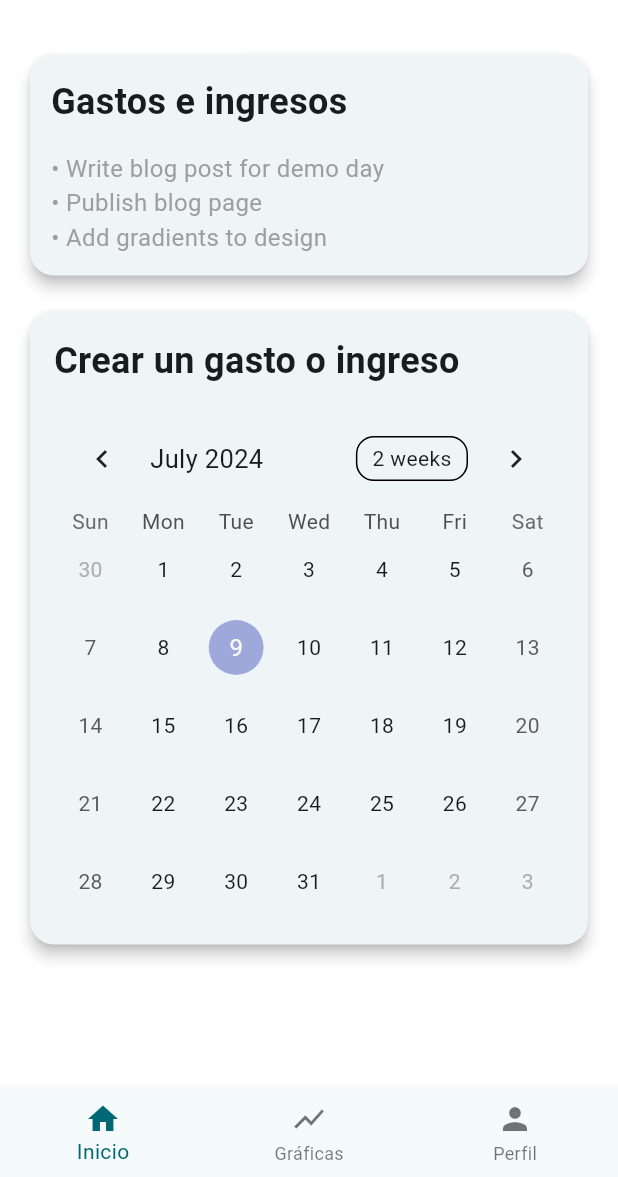
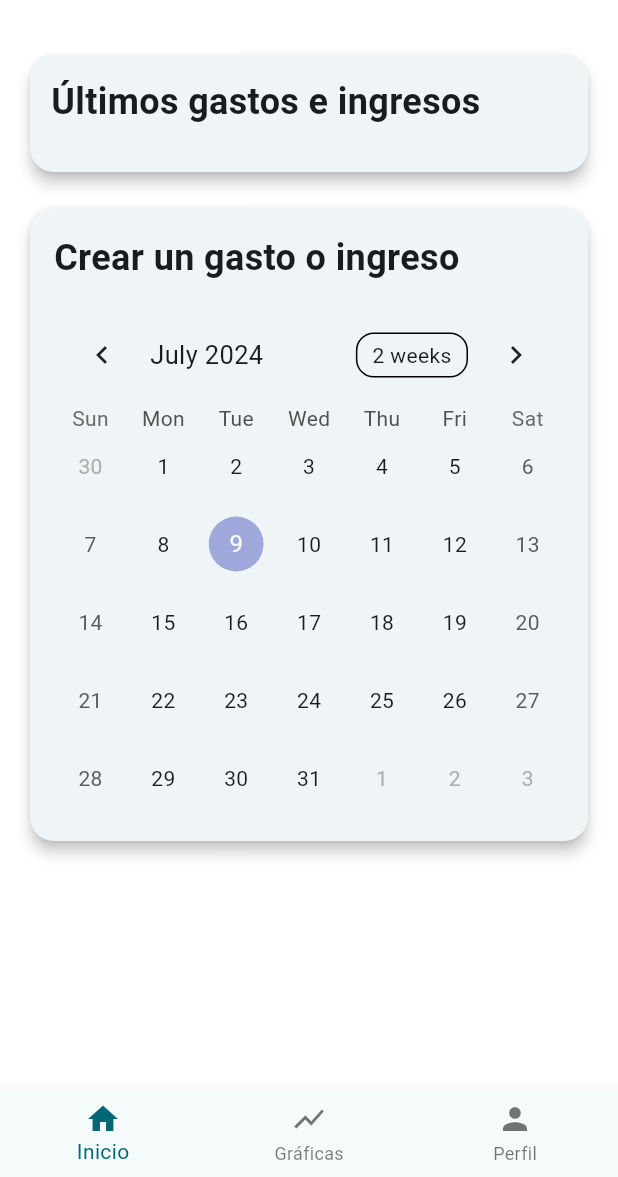
Before and after one commit to carmonabernaldiego/app-finner, a Flutter app: the HomePage screen opened by its route, item 2 of the bottom bar chosen, after a tap on the "arrow back" icon, on a phone screen of 412 x 824 dp, the part 59-1236 px from its top. Run offline on Flutter 3.47's test engine with Material 3 defaults, Android fonts, the phone set to English and light mode, and no system bars; drawn by our look-alikes of table_calendar; our stand-ins replace fl_chart, shared_preferences; accounts and stored records are empty.

Commit message:
gastos e ingresos

```diff
--- a/lib/views/home_page.dart
+++ b/lib/views/home_page.dart
@@ -1,8 +1,59 @@
 import 'package:flutter/material.dart';
 import 'package:table_calendar/table_calendar.dart';
+import 'package:http/http.dart' as http;
+import 'dart:convert';
+import 'package:shared_preferences/shared_preferences.dart';
+import 'package:intl/intl.dart'; // Importa el paquete intl para el formateo de la fecha
 
-class HomePage extends StatelessWidget {
+class HomePage extends StatefulWidget {
   const HomePage({Key? key}) : super(key: key);
+
+  @override
+  _HomePageState createState() => _HomePageState();
+}
+
+class _HomePageState extends State<HomePage> {
+  List<dynamic> transactions = [];
+
+  @override
+  void initState() {
+    super.initState();
+    _fetchTransactions();
+  }
+
+  Future<void> _fetchTransactions() async {
+    final prefs = await SharedPreferences.getInstance();
+    String? token = prefs.getString('token');
+    int? userId = prefs.getInt('user_id');
+
+    if (token != null && userId != null) {
+      try {
+        final response = await http.get(
+          Uri.parse('http://23.21.23.111/transaction/user/$userId'),
+          headers: {
+            'Content-Type': 'application/json',
+            'Authorization': 'Bearer $token',
+          },
+        );
+
+        if (response.statusCode == 200) {
+          final responseBody = jsonDecode(response.body);
+          setState(() {
+            transactions = responseBody;
+            transactions.sort((a, b) =>
+                DateTime.parse(b['date']).compareTo(DateTime.parse(a['date'])));
+            if (transactions.length > 4) {
+              transactions = transactions.sublist(0, 4);
+            }
+          });
+        } else {
+          print('Error fetching transactions: ${response.body}');
+        }
+      } catch (e) {
+        print('Error: $e');
+      }
+    }
+  }
 
   @override
   Widget build(BuildContext context) {
@@ -18,58 +69,6 @@ class HomePage extends StatelessWidget {
             child: Column(
               crossAxisAlignment: CrossAxisAlignment.start,
               children: [
-                // GestureDetector(
-                //   onTap: () {
-                //     Navigator.pushNamed(context, '/dashboard');
-                //   },
-                //   child: SizedBox(
-                //     width: double.infinity,
-                //     child: Card(
-                //       elevation: 4.0,
-                //       shape: RoundedRectangleBorder(
-                //         borderRadius: BorderRadius.circular(16.0),
-                //       ),
-                //       child: Padding(
-                //         padding: const EdgeInsets.all(14.0),
-                //         child: Column(
-                //           crossAxisAlignment: CrossAxisAlignment.start,
-                //           children: [
-                //             Row(
-                //               children: [
-                //                 const Text(
-                //                   'Graficas',
-                //                   style: TextStyle(
-                //                     fontSize: 24,
-                //                     fontWeight: FontWeight.bold,
-                //                   ),
-                //                 ),
-                //                 const Spacer(),
-                //                 const Icon(
-                //                   Icons.insert_chart_outlined,
-                //                   size: 32,
-                //                   color: Colors.blue,
-                //                 ),
-                //               ],
-                //             ),
-                //             const SizedBox(height: 16),
-                //             Container(
-                //               height: 135,
-                //               color: Colors.grey[300],
-                //               child: const Center(
-                //                 child: Icon(
-                //                   Icons.show_chart,
-                //                   size: 80,
-                //                   color: Colors.grey,
-                //                 ),
-                //               ),
-                //             ),
-                //           ],
-                //         ),
-                //       ),
-                //     ),
-                //   ),
-                // ),
-                //const SizedBox(height: 16),
                 GestureDetector(
                   onTap: () {
                     Navigator.pushNamed(context, '/reminders');
@@ -87,19 +86,41 @@ class HomePage extends StatelessWidget {
                           crossAxisAlignment: CrossAxisAlignment.start,
                           children: [
                             const Text(
-                              'Gastos e ingresos',
+                              'Últimos gastos e ingresos',
                               style: TextStyle(
                                 fontSize: 24,
                                 fontWeight: FontWeight.bold,
                               ),
                             ),
                             const SizedBox(height: 16),
-                            const Text(
-                              '• Write blog post for demo day\n• Publish blog page\n• Add gradients to design',
+                            Column(
+                              crossAxisAlignment: CrossAxisAlignment.start,
+                              children: transactions.map<Widget>((transaction) {
+                                // Obtener los datos necesarios de la transacción
+                                String type = transaction['type'].toString();
+                                String amount =
+                                    transaction['amount'].toString();
+                                DateTime parsedDate =
+                                    DateTime.parse(transaction['date']);
+                                String date =
+                                    DateFormat('dd/MM/yyyy').format(parsedDate);
+
+                                // Construir el texto a mostrar
+                                String typeText =
+                                    type == 'income' ? 'Ingreso' : 'Gasto';
+                                String displayText =
+                                    '$typeText - \$$amount - $date';
+
+                                return Text(
+                                  '• $displayText',
                                   style: TextStyle(
                                     fontSize: 16,
-                                color: Colors.grey,
+                                    color: type == 'income'
+                                        ? Colors.green
+                                        : Colors.red,
                                   ),
+                                );
+                              }).toList(),
                             ),
                           ],
                         ),
@@ -154,14 +175,18 @@ class HomePage extends StatelessWidget {
               label: 'Perfil',
             ),
           ],
-          currentIndex: 0, // Update this to reflect the current page
+          currentIndex: 0, // Cambiar esto para reflejar la página actual
           onTap: (index) {
-            if (index == 0) {
+            switch (index) {
+              case 0:
                 Navigator.pushNamed(context, '/home');
-            } else if (index == 1) {
+                break;
+              case 1:
                 Navigator.pushNamed(context, '/dashboard');
-            } else if (index == 2) {
+                break;
+              case 2:
                 Navigator.pushNamed(context, '/profile');
+                break;
             }
           },
         ),
--- a/lib/views/login_page.dart
+++ b/lib/views/login_page.dart
@@ -2,7 +2,7 @@ import 'package:flutter/material.dart';
 import 'package:http/http.dart' as http;
 import 'dart:convert';
 import 'package:shared_preferences/shared_preferences.dart';
-import 'home_page.dart'; // Asegúrate de que la ruta sea correcta
+import 'home_page.dart';
 
 class LoginPage extends StatefulWidget {
   const LoginPage({super.key});
```
Lines whose indentation alone changed are shown as unchanged.
